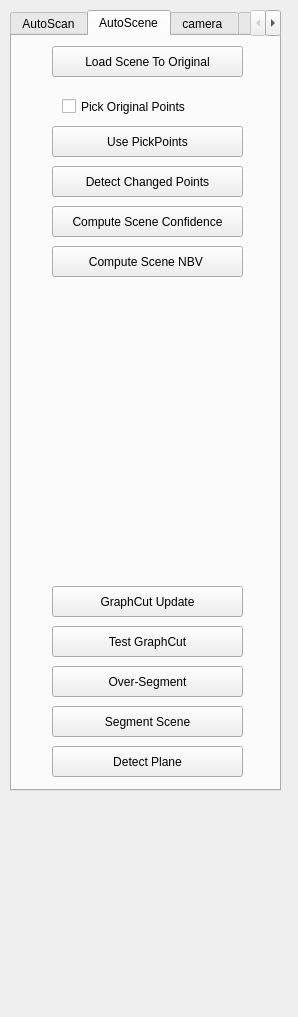
Qt form Currently-Using-Quality-Driven-Poisson-Guided-Autoscanning/Point Cloud/UI/camera_para.ui (sunwaylive/proactive-learning-on-scenes) before a commit.
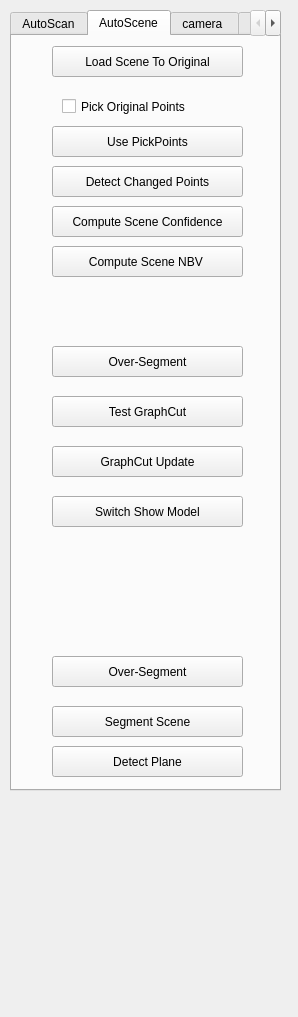
The same form after that commit.

Commit message: add measure construction

```diff
--- a/Currently-Using-Quality-Driven-Poisson-Guided-Autoscanning/Point Cloud/UI/camera_para.ui
+++ b/Currently-Using-Quality-Driven-Poisson-Guided-Autoscanning/Point Cloud/UI/camera_para.ui
@@ -363,7 +363,7 @@
      <property name="geometry">
       <rect>
        <x>40</x>
-       <y>590</y>
+       <y>360</y>
        <width>191</width>
        <height>31</height>
       </rect>
@@ -376,7 +376,7 @@
      <property name="geometry">
       <rect>
        <x>40</x>
-       <y>630</y>
+       <y>310</y>
        <width>191</width>
        <height>31</height>
       </rect>
@@ -418,7 +418,7 @@
      <property name="geometry">
       <rect>
        <x>40</x>
-       <y>550</y>
+       <y>410</y>
        <width>191</width>
        <height>31</height>
       </rect>
@@ -427,6 +427,32 @@
       <string>GraphCut Update</string>
      </property>
     </widget>
+    <widget class="QPushButton" name="pushButton_switch_showmodel">
+     <property name="geometry">
+      <rect>
+       <x>40</x>
+       <y>460</y>
+       <width>191</width>
+       <height>31</height>
+      </rect>
+     </property>
+     <property name="text">
+      <string>Switch Show Model</string>
+     </property>
+    </widget>
+    <widget class="QPushButton" name="pushButton_measure_construction">
+     <property name="geometry">
+      <rect>
+       <x>40</x>
+       <y>620</y>
+       <width>191</width>
+       <height>31</height>
+      </rect>
+     </property>
+     <property name="text">
+      <string>Over-Segment</string>
+     </property>
+    </widget>
    </widget>
    <widget class="QWidget" name="tab">
     <attribute name="title">
```
The commit also changes 20 other files.
